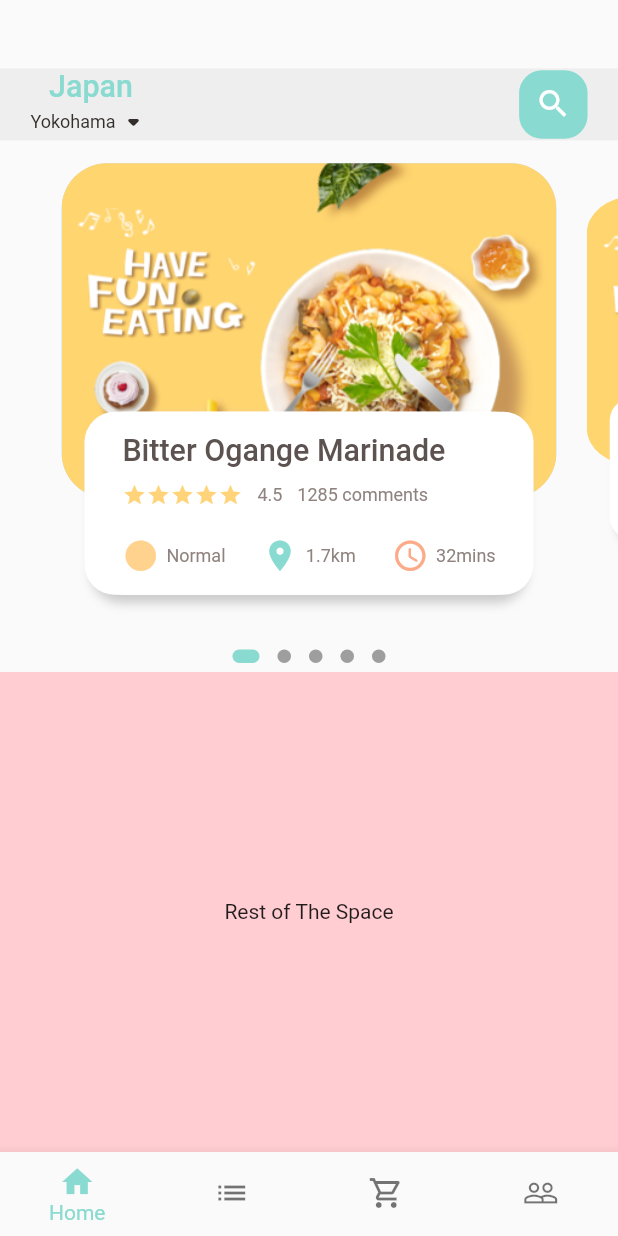
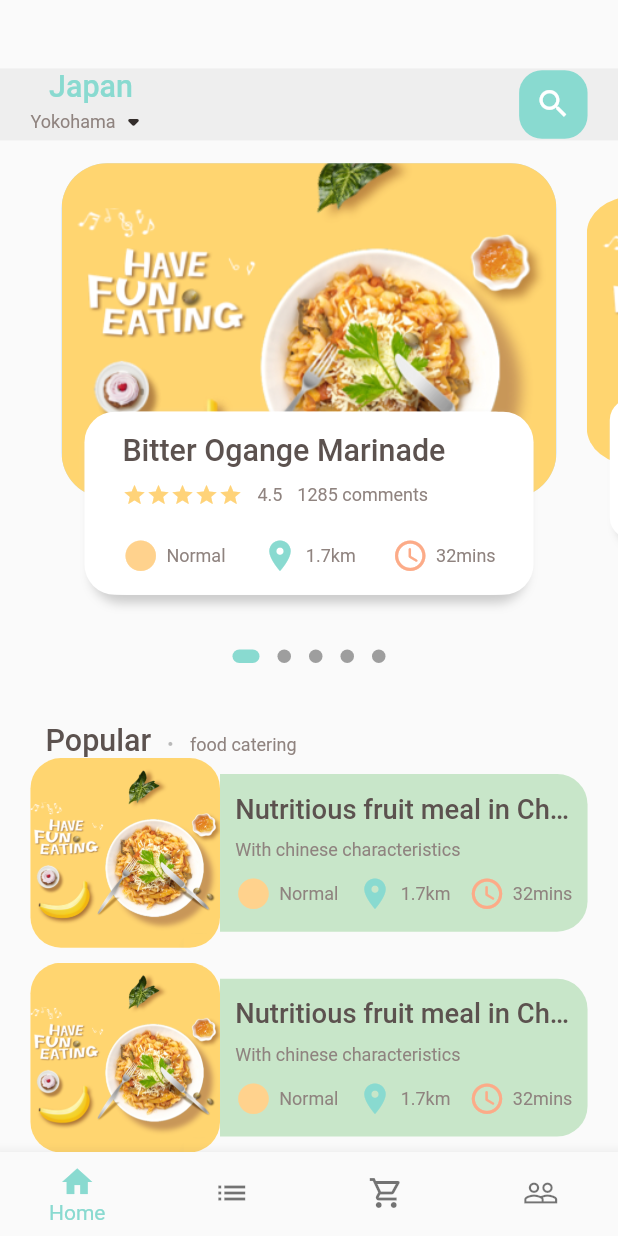
Before and after one commit to Cotamor/food-delivery-app, a Flutter app: the screen it shows after launch, on a phone screen of 412 x 824 dp. Run offline on Flutter 3.47's test engine with Material 2 defaults, Android fonts, the phone set to English and light mode, and no system bars; drawn by our look-alikes of dots_indicator; our stand-ins replace get.

Commit message:
step-2(MainFoodPage)

```diff
--- a/lib/Utils/dimentions.dart
+++ b/lib/Utils/dimentions.dart
@@ -12,13 +12,19 @@ class Dimentions {
   static double height20 = screenHeight / 40.6;
   static double height30 = screenHeight / 27.1;
   static double height45 = screenHeight / 18.06;
+  static double height100 = screenHeight / 8.13;
+  static double height120 = screenHeight / 6.77;
 
   // Dynamic width padding and margin
   static double width10 = screenHeight / 81.3;
   static double width15 = screenHeight / 54.2;
   static double width20 = screenHeight / 40.6;
   static double width30 = screenHeight / 27.1;
+  static double width100 = screenHeight / 8.13;
+  static double width120 = screenHeight / 6.77;
 
+  // Font
+  static double font18 = screenHeight / 45.16;
   static double font20 = screenHeight / 40.6;
 
   // Radius
@@ -28,4 +34,8 @@ class Dimentions {
 
   // Icon size
   static double iconSize24 = screenHeight / 33.87;
+
+  // ListView size 813 x 392
+  static double listViewImgSize = screenWidth / 3.26;
+  static double listViewTextContSize = screenWidth / 3.92;
 }
--- a/lib/home/food_page_body.dart
+++ b/lib/home/food_page_body.dart
@@ -40,6 +40,7 @@ class _FoodPageBodyState extends State<FoodPageBody> {
     // double width = MediaQuery.of(context).size.width;
     return Column(
       children: [
+        // Slider Section
         SizedBox(
           height: Dimentions.pageView,
           // color: Colors.green.shade100,
@@ -51,7 +52,7 @@ class _FoodPageBodyState extends State<FoodPageBody> {
             },
           ),
         ),
-        // const SizedBox(height: 10),
+        // Dots(Indicatore)
         DotsIndicator(
           dotsCount: 5,
           position: _currentPageValue,
@@ -62,6 +63,113 @@ class _FoodPageBodyState extends State<FoodPageBody> {
             activeShape: RoundedRectangleBorder(
                 borderRadius: BorderRadius.circular(5.0)),
           ),
+        ),
+        // Popular Text
+        SizedBox(height: Dimentions.height30),
+        Container(
+          margin: EdgeInsets.only(left: Dimentions.width30),
+          child: Row(
+            crossAxisAlignment: CrossAxisAlignment.end,
+            children: [
+              const LargeText(text: 'Popular'),
+              SizedBox(width: Dimentions.width10),
+              Container(
+                margin: const EdgeInsets.only(bottom: 3),
+                child: const LargeText(
+                  text: '.',
+                  color: Colors.black26,
+                ),
+              ),
+              SizedBox(width: Dimentions.width10),
+              Container(
+                margin: const EdgeInsets.only(bottom: 2),
+                child: const SmallText(text: 'food catering'),
+              ),
+            ],
+          ),
+        ),
+        // List of food and Images
+        ListView.builder(
+          physics: const NeverScrollableScrollPhysics(),
+          shrinkWrap: true,
+          itemCount: 10,
+          itemBuilder: (context, index) {
+            return Container(
+              margin: EdgeInsets.only(
+                  left: Dimentions.width20,
+                  right: Dimentions.width20,
+                  bottom: Dimentions.height10),
+              child: Row(
+                children: [
+                  // Image Section
+                  Container(
+                    width: Dimentions.listViewImgSize,
+                    height: Dimentions.listViewImgSize,
+                    decoration: BoxDecoration(
+                      borderRadius: BorderRadius.circular(Dimentions.radius20),
+                      color: Colors.white,
+                      image: const DecorationImage(
+                          image: AssetImage('assets/image/food0.png'),
+                          fit: BoxFit.cover),
+                    ),
+                  ),
+                  // Text Container
+                  Expanded(
+                    child: Container(
+                      height: Dimentions.listViewTextContSize,
+                      decoration: BoxDecoration(
+                        borderRadius: BorderRadius.only(
+                          topRight: Radius.circular(Dimentions.radius20),
+                          bottomRight: Radius.circular(Dimentions.radius20),
+                        ),
+                        color: Colors.green.shade100,
+                      ),
+                      child: Padding(
+                        padding: EdgeInsets.symmetric(
+                            horizontal: Dimentions.width10),
+                        child: Column(
+                          mainAxisAlignment: MainAxisAlignment.center,
+                          crossAxisAlignment: CrossAxisAlignment.start,
+                          children: [
+                            LargeText(
+                              text: 'Nutritious fruit meal in China',
+                              size: Dimentions.font18,
+                            ),
+                            SizedBox(height: Dimentions.height10),
+                            const SmallText(
+                              text: 'With chinese characteristics',
+                            ),
+                            // Info Section
+                            SizedBox(height: Dimentions.height10),
+                            Row(
+                              mainAxisAlignment: MainAxisAlignment.spaceBetween,
+                              children: const [
+                                IconTextWidget(
+                                  icon: Icons.circle_sharp,
+                                  text: 'Normal',
+                                  iconColor: AppColors.iconColor1,
+                                ),
+                                IconTextWidget(
+                                  icon: Icons.location_on,
+                                  text: '1.7km',
+                                  iconColor: AppColors.mainColor,
+                                ),
+                                IconTextWidget(
+                                  icon: Icons.access_time_rounded,
+                                  text: '32mins',
+                                  iconColor: AppColors.iconColor2,
+                                ),
+                              ],
+                            )
+                          ],
+                        ),
+                      ),
+                    ),
+                  )
+                ],
+              ),
+            );
+          },
         ),
       ],
     );
@@ -159,7 +267,6 @@ class _FoodPageBodyState extends State<FoodPageBody> {
           // Title Section
           const LargeText(
             text: 'Bitter Ogange Marinade',
-            color: AppColors.titleColor,
           ),
           // Rating Star Section
           SizedBox(height: Dimentions.height10),
--- a/lib/home/main_food_page.dart
+++ b/lib/home/main_food_page.dart
@@ -63,13 +63,9 @@ class _MainFoodPageState extends State<MainFoodPage> {
           ),
         ),
         // FoodPageBody
-        const FoodPageBody(),
-
-        Expanded(
-          child: Container(
-            width: double.infinity,
-            color: Colors.red.shade100,
-            child: const Center(child: Text('Rest of The Space')),
+        const Expanded(
+          child: SingleChildScrollView(
+            child: FoodPageBody(),
           ),
         ),
       ],
--- a/lib/main.dart
+++ b/lib/main.dart
@@ -40,7 +40,9 @@ class _MainPageState extends State<MainPage> {
   @override
   Widget build(BuildContext context) {
     double screenHeight = Get.height;
+    double screenWidth = Get.width;
     print('height: $screenHeight.');
+    print('width: $screenWidth.');
     return Scaffold(
       body: pages[currentIndex],
       bottomNavigationBar: BottomNavigationBar(
--- a/lib/widgets/large_text.dart
+++ b/lib/widgets/large_text.dart
@@ -1,4 +1,5 @@
 import 'package:flutter/material.dart';
+import 'package:food_deli/Utils/colors.dart';
 import 'package:food_deli/Utils/dimentions.dart';
 
 class LargeText extends StatelessWidget {
@@ -9,7 +10,7 @@ class LargeText extends StatelessWidget {
   const LargeText({
     Key? key,
     required this.text,
-    this.color = Colors.black87,
+    this.color = AppColors.titleColor,
     this.size = 0,
     this.overflow = TextOverflow.ellipsis,
   }) : super(key: key);
@@ -22,7 +23,7 @@ class LargeText extends StatelessWidget {
       overflow: overflow,
       style: TextStyle(
         color: color,
-        fontSize: size == 0 ? Dimentions.font20 : 0,
+        fontSize: size == 0 ? Dimentions.font20 : size,
         fontWeight: FontWeight.w500,
         fontFamily: 'Roboto',
       ),
--- a/lib/widgets/small_text.dart
+++ b/lib/widgets/small_text.dart
@@ -9,7 +9,7 @@ class SmallText extends StatelessWidget {
   const SmallText({
     Key? key,
     required this.text,
-    this.color = AppColors.mainBlackColor,
+    this.color = AppColors.paraColor,
     this.size = 12,
     this.height = 1.2,
   }) : super(key: key);
```
